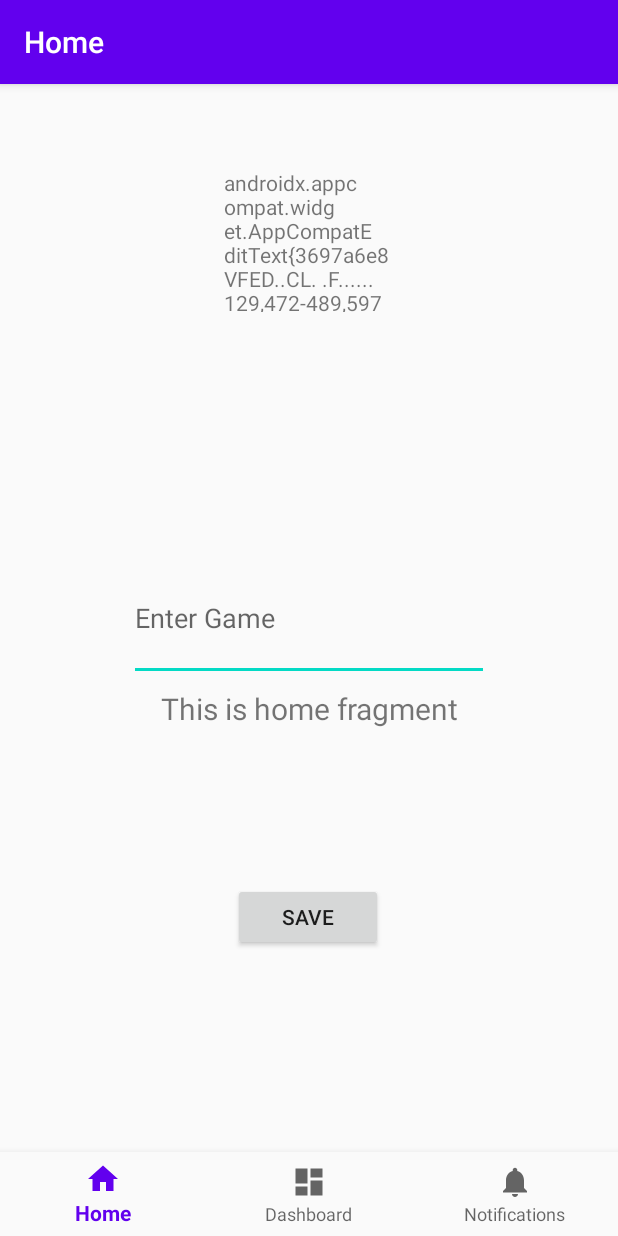
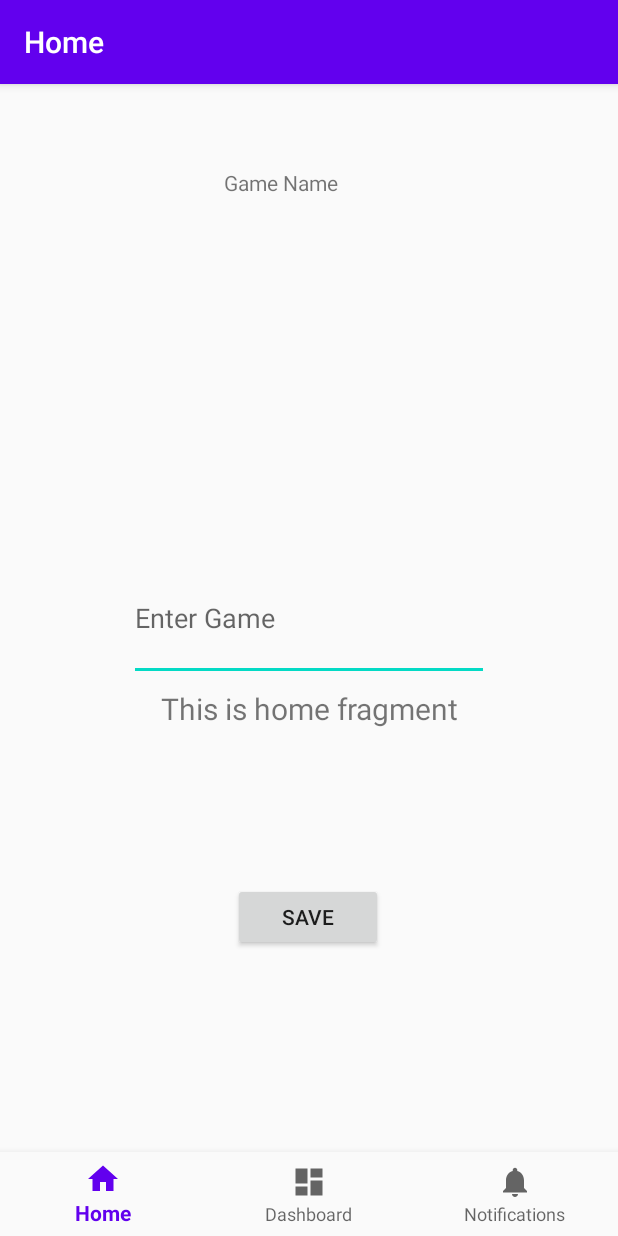
Before and after one commit to seun-OMJ/sport-box-score-manager, an Android app: the screen it shows after launch (MainActivity), after a tap on "SAVE", on a phone screen of 412 x 824 dp. Run offline under Robolectric (Android 15) with nearby library versions, the phone set to English and light mode, and no system bars; our stand-ins replace navigation-ui.

Commit message:
message2

```diff
--- a/Iteration1/SportBoxScoreManager/app/src/main/java/COMP3350/Sport_Box_Score_Manager/MainActivity.java
+++ b/Iteration1/SportBoxScoreManager/app/src/main/java/COMP3350/Sport_Box_Score_Manager/MainActivity.java
@@ -47,7 +47,6 @@ public class MainActivity extends AppCompatActivity {
                 EditText GameName= (EditText) findViewById(R.id.editTextTextPersonName3);
                 TextView result= (TextView) findViewById(R.id.textView);
                 result.setText("Game Name");
-                result.setText(GameName.toString());
             }
         });
     }
```
